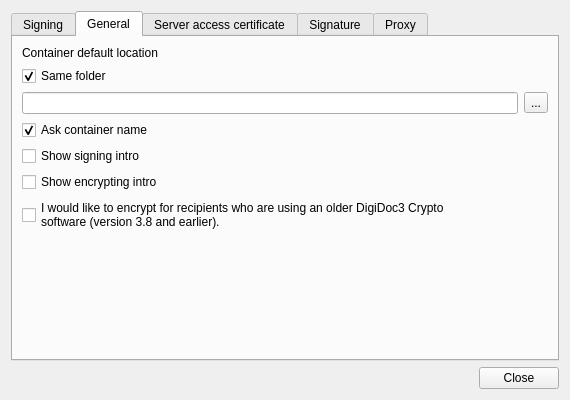
Before: the Qt Designer form client/ui/SettingsDialog.ui in open-eid/qdigidoc, drawn with Qt 5.
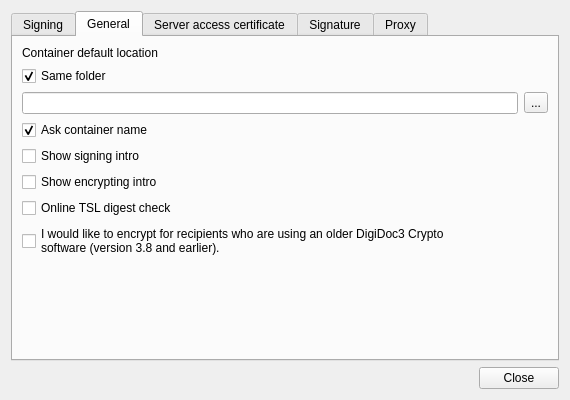
After: the same form once the commit is applied. The open tabs and pages were chosen to show the change.

Commit message:
Option to disable online digest
Ticket: #24051

Diff of the .ui file:
```diff
--- a/client/ui/SettingsDialog.ui
+++ b/client/ui/SettingsDialog.ui
@@ -195,6 +195,13 @@
          </property>
         </widget>
        </item>
+       <item>
+        <widget class="QCheckBox" name="TSLOnlineDigest">
+         <property name="text">
+          <string>Online TSL digest check</string>
+         </property>
+        </widget>
+       </item>
        <item>
         <widget class="QCheckBox" name="cdocwithddoc">
          <property name="text">
```
The commit also changes 6 other files.
